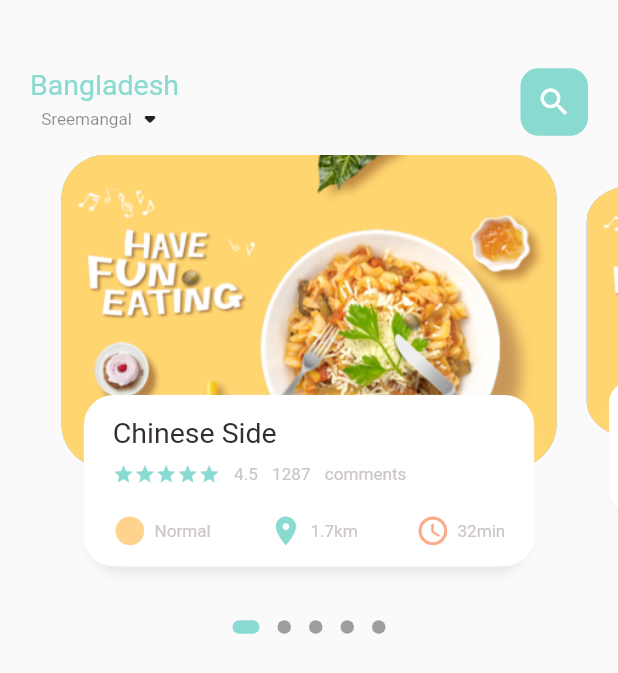
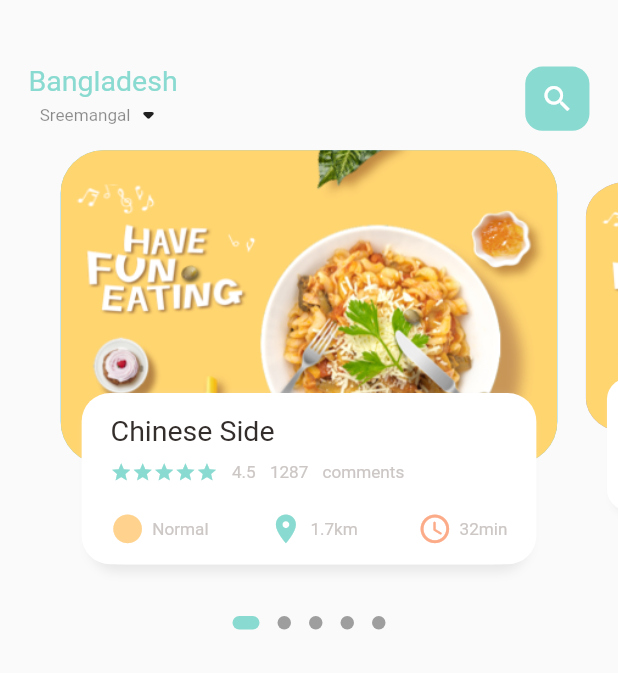
Before and after one commit to PriomDeb/food_order_app, a Flutter app: the screen it shows after launch, on a phone screen of 412 x 824 dp. Shown: the top 673 px of the screen. Run offline on Flutter 3.47's test engine with Material 2 defaults, Android fonts, the phone set to English and light mode, and no system bars; drawn by our look-alikes of dots_indicator; our stand-ins replace get.

Commit message:
Added more responsive values

```diff
--- a/lib/home/food_page_body.dart
+++ b/lib/home/food_page_body.dart
@@ -114,9 +114,12 @@ class _FoodPageBodyState extends State<FoodPageBody> {
         children: [
           Container(
             height: Dimensions.responsiveHeight(220),
-            margin: EdgeInsets.only(left: 10, right: 10),
+            margin: EdgeInsets.only(
+                left: Dimensions.responsiveHeight(10),
+                right: Dimensions.responsiveHeight(10)),
             decoration: BoxDecoration(
-              borderRadius: BorderRadius.circular(30),
+              borderRadius:
+                  BorderRadius.circular(Dimensions.responsiveHeight(30)),
               color: index.isEven ? Color(0xFF69c5df) : Color(0xFF9294cc),
               image: DecorationImage(
                 fit: BoxFit.cover,
@@ -132,9 +135,13 @@ class _FoodPageBodyState extends State<FoodPageBody> {
             child: Container(
               // height: Dimensions.pageViewTextContainer,
               height: Dimensions.responsiveHeight(120),
-              margin: EdgeInsets.only(left: 30, right: 30, bottom: 30),
+              margin: EdgeInsets.only(
+                  left: Dimensions.responsiveHeight(30),
+                  right: Dimensions.responsiveHeight(30),
+                  bottom: Dimensions.responsiveHeight(30)),
               decoration: BoxDecoration(
-                  borderRadius: BorderRadius.circular(20),
+                  borderRadius:
+                      BorderRadius.circular(Dimensions.responsiveHeight(20)),
                   color: Colors.white,
                   boxShadow: [
                     BoxShadow(
--- a/lib/home/main_food_page.dart
+++ b/lib/home/main_food_page.dart
@@ -3,6 +3,7 @@
 import 'package:flutter/material.dart';
 import 'package:food_order_app/home/food_page_body.dart';
 import 'package:food_order_app/utils/colors.dart';
+import 'package:food_order_app/utils/dimensions.dart';
 import 'package:food_order_app/widgets/big_text.dart';
 import 'package:food_order_app/widgets/small_text.dart';
 
@@ -23,8 +24,12 @@ class _MainFoodPageState extends State<MainFoodPage> {
         children: [
           Container(
             child: Container(
-              margin: EdgeInsets.only(top: 45, bottom: 12),
-              padding: EdgeInsets.only(left: 20, right: 20),
+              margin: EdgeInsets.only(
+                  top: Dimensions.responsiveHeight(45),
+                  bottom: Dimensions.responsiveHeight(12)),
+              padding: EdgeInsets.only(
+                  left: Dimensions.responsiveHeight(20),
+                  right: Dimensions.responsiveHeight(20)),
               child: Row(
                 mainAxisAlignment: MainAxisAlignment.spaceBetween,
                 children: [
@@ -47,15 +52,17 @@ class _MainFoodPageState extends State<MainFoodPage> {
                   ),
                   Center(
                     child: Container(
-                      width: 45,
-                      height: 45,
+                      width: Dimensions.responsiveHeight(45),
+                      height: Dimensions.responsiveHeight(45),
                       decoration: BoxDecoration(
-                        borderRadius: BorderRadius.circular(12),
+                        borderRadius: BorderRadius.circular(
+                            Dimensions.responsiveHeight(12)),
                         color: AppColors.mainColor,
                       ),
                       child: Icon(
                         Icons.search,
                         color: Colors.white,
+                        size: Dimensions.responsiveHeight(24),
                       ),
                     ),
                   ),
```
